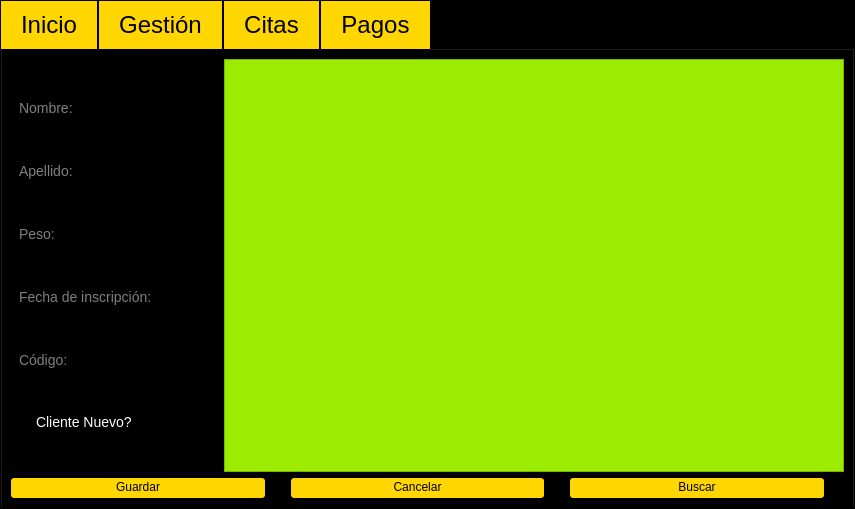
Old version of the form GymFitness/View/gymoperations.ui in the repository J-Pinos3/Desktop_GymManagement.
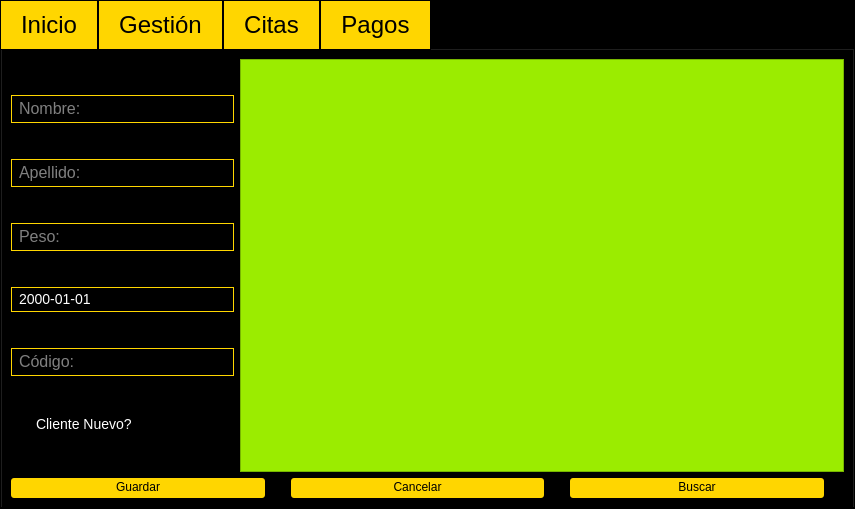
New version of the form. The open tabs and pages were chosen to show the change.

The edit to the form file:
```diff
--- a/GymFitness/View/gymoperations.ui
+++ b/GymFitness/View/gymoperations.ui
@@ -193,13 +193,25 @@
      <widget class="QWidget" name="tabGestion">
       <property name="styleSheet">
        <string notr="true">QWidget#tabGestion QLineEdit{
-	padding-top: 3%;
-	padding-bottom: 4%;
+	padding-top: 2%;
+	padding-bottom: 3%;
+	padding-left: 5%;
+	width: 100%;
+	min-width:200px;
+	color: white;
+	font-size: 16px;
+	border: 1px solid #ffd600
+}
+
+QWidget#tabGestion QDateEdit{
+	padding-top: 2%;
+	padding-bottom: 3%;
 	padding-left: 5%;
 	width: 100%;
 	min-width:200px;
 	color: white;
 	font-size: 14px;
+	border: 1px solid #ffd600
 }
 
 QWidget#tabGestion QCheckBox{
@@ -260,6 +272,11 @@
                  <height>0</height>
                 </size>
                </property>
+               <property name="font">
+                <font>
+                 <pointsize>-1</pointsize>
+                </font>
+               </property>
                <property name="styleSheet">
                 <string notr="true"/>
                </property>
@@ -301,18 +318,9 @@
               </widget>
              </item>
              <item>
-              <widget class="QLineEdit" name="lineEdit_5">
-               <property name="sizePolicy">
-                <sizepolicy hsizetype="Preferred" vsizetype="Fixed">
-                 <horstretch>0</horstretch>
-                 <verstretch>0</verstretch>
-                </sizepolicy>
-               </property>
-               <property name="styleSheet">
-                <string notr="true"/>
-               </property>
-               <property name="placeholderText">
-                <string>Fecha de inscripción:</string>
+              <widget class="QDateEdit" name="manageInscriptionDate">
+               <property name="displayFormat">
+                <string>yyyy-MM-dd</string>
                </property>
               </widget>
              </item>
```
Left out of the diff: 46 changed lines with no effect on the pictures.
